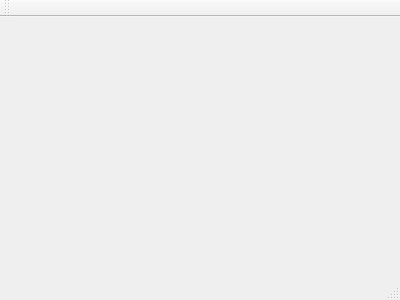
Old version of the form JACO_GUI/jaco_kinova.ui in the repository StephenAlexanderLee/UEIL_Kinova_JACOv2.
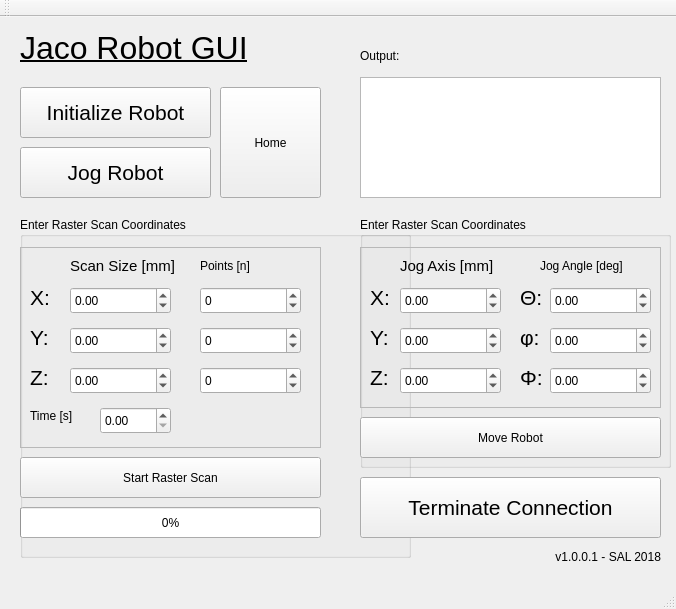
New version of the form.

Patch:
```diff
--- a/JACO_GUI/jaco_kinova.ui
+++ b/JACO_GUI/jaco_kinova.ui
@@ -1,24 +1,764 @@
 <ui version="4.0">
  <class>jaco_kinova</class>
- <widget class="QMainWindow" name="jaco_kinova" >
-  <property name="geometry" >
+ <widget class="QMainWindow" name="jaco_kinova">
+  <property name="geometry">
    <rect>
     <x>0</x>
     <y>0</y>
-    <width>400</width>
-    <height>300</height>
+    <width>676</width>
+    <height>609</height>
    </rect>
   </property>
   <property name="windowTitle" >
    <string>jaco_kinova</string>
   </property>
-  <widget class="QMenuBar" name="menuBar" />
-  <widget class="QToolBar" name="mainToolBar" />
-  <widget class="QWidget" name="centralWidget" />
-  <widget class="QStatusBar" name="statusBar" />
+  <widget class="QWidget" name="centralWidget">
+   <widget class="QPushButton" name="pushButton">
+    <property name="geometry">
+     <rect>
+      <x>20</x>
+      <y>70</y>
+      <width>191</width>
+      <height>51</height>
+     </rect>
+    </property>
+    <property name="font">
+     <font>
+      <pointsize>16</pointsize>
+     </font>
+    </property>
+    <property name="text">
+     <string>Initialize Robot</string>
+    </property>
+   </widget>
+   <widget class="QLabel" name="label">
+    <property name="geometry">
+     <rect>
+      <x>20</x>
+      <y>10</y>
+      <width>281</width>
+      <height>41</height>
+     </rect>
+    </property>
+    <property name="font">
+     <font>
+      <pointsize>24</pointsize>
+      <underline>true</underline>
+     </font>
+    </property>
+    <property name="text">
+     <string>Jaco Robot GUI</string>
+    </property>
+   </widget>
+   <widget class="QGroupBox" name="groupBox">
+    <property name="geometry">
+     <rect>
+      <x>20</x>
+      <y>200</y>
+      <width>391</width>
+      <height>341</height>
+     </rect>
+    </property>
+    <property name="title">
+     <string>Enter Raster Scan Coordinates</string>
+    </property>
+    <widget class="QFrame" name="frame">
+     <property name="geometry">
+      <rect>
+       <x>0</x>
+       <y>30</y>
+       <width>301</width>
+       <height>201</height>
+      </rect>
+     </property>
+     <property name="frameShape">
+      <enum>QFrame::StyledPanel</enum>
+     </property>
+     <property name="frameShadow">
+      <enum>QFrame::Raised</enum>
+     </property>
+     <widget class="QDoubleSpinBox" name="x_size">
+      <property name="geometry">
+       <rect>
+        <x>50</x>
+        <y>40</y>
+        <width>101</width>
+        <height>27</height>
+       </rect>
+      </property>
+      <property name="minimum">
+       <double>-50.000000000000000</double>
+      </property>
+      <property name="maximum">
+       <double>50.000000000000000</double>
+      </property>
+      <property name="singleStep">
+       <double>0.010000000000000</double>
+      </property>
+      <property name="value">
+       <double>0.000000000000000</double>
+      </property>
+     </widget>
+     <widget class="QDoubleSpinBox" name="y_size">
+      <property name="geometry">
+       <rect>
+        <x>50</x>
+        <y>80</y>
+        <width>101</width>
+        <height>27</height>
+       </rect>
+      </property>
+      <property name="minimum">
+       <double>-50.000000000000000</double>
+      </property>
+      <property name="maximum">
+       <double>50.000000000000000</double>
+      </property>
+      <property name="singleStep">
+       <double>0.010000000000000</double>
+      </property>
+     </widget>
+     <widget class="QDoubleSpinBox" name="z_size">
+      <property name="geometry">
+       <rect>
+        <x>50</x>
+        <y>120</y>
+        <width>101</width>
+        <height>27</height>
+       </rect>
+      </property>
+      <property name="minimum">
+       <double>-50.000000000000000</double>
+      </property>
+      <property name="maximum">
+       <double>50.000000000000000</double>
+      </property>
+      <property name="singleStep">
+       <double>0.010000000000000</double>
+      </property>
+     </widget>
+     <widget class="QLabel" name="label_3">
+      <property name="geometry">
+       <rect>
+        <x>10</x>
+        <y>40</y>
+        <width>41</width>
+        <height>20</height>
+       </rect>
+      </property>
+      <property name="font">
+       <font>
+        <pointsize>16</pointsize>
+       </font>
+      </property>
+      <property name="text">
+       <string>X:</string>
+      </property>
+     </widget>
+     <widget class="QLabel" name="label_4">
+      <property name="geometry">
+       <rect>
+        <x>50</x>
+        <y>10</y>
+        <width>151</width>
+        <height>17</height>
+       </rect>
+      </property>
+      <property name="font">
+       <font>
+        <pointsize>11</pointsize>
+       </font>
+      </property>
+      <property name="text">
+       <string>Scan Size [mm]</string>
+      </property>
+     </widget>
+     <widget class="QLabel" name="label_5">
+      <property name="geometry">
+       <rect>
+        <x>180</x>
+        <y>10</y>
+        <width>111</width>
+        <height>17</height>
+       </rect>
+      </property>
+      <property name="text">
+       <string>Points [n]</string>
+      </property>
+     </widget>
+     <widget class="QDoubleSpinBox" name="x_step">
+      <property name="geometry">
+       <rect>
+        <x>180</x>
+        <y>40</y>
+        <width>101</width>
+        <height>27</height>
+       </rect>
+      </property>
+      <property name="decimals">
+       <number>0</number>
+      </property>
+      <property name="minimum">
+       <double>-100.000000000000000</double>
+      </property>
+      <property name="maximum">
+       <double>100.000000000000000</double>
+      </property>
+      <property name="singleStep">
+       <double>1.000000000000000</double>
+      </property>
+      <property name="value">
+       <double>0.000000000000000</double>
+      </property>
+     </widget>
+     <widget class="QDoubleSpinBox" name="y_step">
+      <property name="geometry">
+       <rect>
+        <x>180</x>
+        <y>80</y>
+        <width>101</width>
+        <height>27</height>
+       </rect>
+      </property>
+      <property name="decimals">
+       <number>0</number>
+      </property>
+      <property name="minimum">
+       <double>-100.000000000000000</double>
+      </property>
+      <property name="maximum">
+       <double>100.000000000000000</double>
+      </property>
+      <property name="singleStep">
+       <double>1.000000000000000</double>
+      </property>
+     </widget>
+     <widget class="QDoubleSpinBox" name="z_step">
+      <property name="geometry">
+       <rect>
+        <x>180</x>
+        <y>120</y>
+        <width>101</width>
+        <height>27</height>
+       </rect>
+      </property>
+      <property name="decimals">
+       <number>0</number>
+      </property>
+      <property name="minimum">
+       <double>-100.000000000000000</double>
+      </property>
+      <property name="maximum">
+       <double>100.000000000000000</double>
+      </property>
+      <property name="singleStep">
+       <double>1.000000000000000</double>
+      </property>
+     </widget>
+     <widget class="QLabel" name="label_6">
+      <property name="geometry">
+       <rect>
+        <x>10</x>
+        <y>80</y>
+        <width>41</width>
+        <height>20</height>
+       </rect>
+      </property>
+      <property name="font">
+       <font>
+        <pointsize>16</pointsize>
+       </font>
+      </property>
+      <property name="text">
+       <string>Y:</string>
+      </property>
+     </widget>
+     <widget class="QLabel" name="label_7">
+      <property name="geometry">
+       <rect>
+        <x>10</x>
+        <y>120</y>
+        <width>41</width>
+        <height>20</height>
+       </rect>
+      </property>
+      <property name="font">
+       <font>
+        <pointsize>16</pointsize>
+       </font>
+      </property>
+      <property name="text">
+       <string>Z:</string>
+      </property>
+     </widget>
+     <widget class="QDoubleSpinBox" name="time_bt">
+      <property name="geometry">
+       <rect>
+        <x>80</x>
+        <y>160</y>
+        <width>71</width>
+        <height>27</height>
+       </rect>
+      </property>
+      <property name="singleStep">
+       <double>0.100000000000000</double>
+      </property>
+     </widget>
+     <widget class="QLabel" name="label_22">
+      <property name="geometry">
+       <rect>
+        <x>10</x>
+        <y>160</y>
+        <width>67</width>
+        <height>17</height>
+       </rect>
+      </property>
+      <property name="text">
+       <string>Time [s]</string>
+      </property>
+     </widget>
+    </widget>
+    <widget class="QPushButton" name="pushButton_2">
+     <property name="geometry">
+      <rect>
+       <x>0</x>
+       <y>240</y>
+       <width>301</width>
+       <height>41</height>
+      </rect>
+     </property>
+     <property name="text">
+      <string>Start Raster Scan</string>
+     </property>
+    </widget>
+    <widget class="QProgressBar" name="progressBar">
+     <property name="geometry">
+      <rect>
+       <x>0</x>
+       <y>290</y>
+       <width>301</width>
+       <height>31</height>
+      </rect>
+     </property>
+     <property name="value">
+      <number>0</number>
+     </property>
+    </widget>
+   </widget>
+   <widget class="QTextEdit" name="textEdit">
+    <property name="geometry">
+     <rect>
+      <x>360</x>
+      <y>60</y>
+      <width>301</width>
+      <height>121</height>
+     </rect>
+    </property>
+   </widget>
+   <widget class="QLabel" name="label_2">
+    <property name="geometry">
+     <rect>
+      <x>360</x>
+      <y>30</y>
+      <width>67</width>
+      <height>17</height>
+     </rect>
+    </property>
+    <property name="text">
+     <string>Output:</string>
+    </property>
+   </widget>
+   <widget class="QLabel" name="label_8">
+    <property name="geometry">
+     <rect>
+      <x>310</x>
+      <y>530</y>
+      <width>351</width>
+      <height>20</height>
+     </rect>
+    </property>
+    <property name="text">
+     <string>v1.0.0.1 - SAL 2018</string>
+    </property>
+    <property name="alignment">
+     <set>Qt::AlignRight|Qt::AlignTrailing|Qt::AlignVCenter</set>
+    </property>
+   </widget>
+   <widget class="QPushButton" name="pushButton_3">
+    <property name="geometry">
+     <rect>
+      <x>360</x>
+      <y>460</y>
+      <width>301</width>
+      <height>61</height>
+     </rect>
+    </property>
+    <property name="font">
+     <font>
+      <pointsize>16</pointsize>
+     </font>
+    </property>
+    <property name="text">
+     <string>Terminate Connection</string>
+    </property>
+   </widget>
+   <widget class="QPushButton" name="pushButton_4">
+    <property name="geometry">
+     <rect>
+      <x>20</x>
+      <y>130</y>
+      <width>191</width>
+      <height>51</height>
+     </rect>
+    </property>
+    <property name="font">
+     <font>
+      <pointsize>16</pointsize>
+     </font>
+    </property>
+    <property name="text">
+     <string>Jog Robot</string>
+    </property>
+    <property name="checkable">
+     <bool>true</bool>
+    </property>
+   </widget>
+   <widget class="QPushButton" name="pushButton_5">
+    <property name="geometry">
+     <rect>
+      <x>220</x>
+      <y>70</y>
+      <width>101</width>
+      <height>111</height>
+     </rect>
+    </property>
+    <property name="text">
+     <string>Home</string>
+    </property>
+   </widget>
+   <widget class="QGroupBox" name="groupBox_2">
+    <property name="geometry">
+     <rect>
+      <x>360</x>
+      <y>200</y>
+      <width>311</width>
+      <height>251</height>
+     </rect>
+    </property>
+    <property name="title">
+     <string>Enter Raster Scan Coordinates</string>
+    </property>
+    <widget class="QFrame" name="frame_2">
+     <property name="geometry">
+      <rect>
+       <x>0</x>
+       <y>30</y>
+       <width>301</width>
+       <height>161</height>
+      </rect>
+     </property>
+     <property name="frameShape">
+      <enum>QFrame::StyledPanel</enum>
+     </property>
+     <property name="frameShadow">
+      <enum>QFrame::Raised</enum>
+     </property>
+     <widget class="QDoubleSpinBox" name="x_jog">
+      <property name="geometry">
+       <rect>
+        <x>40</x>
+        <y>40</y>
+        <width>101</width>
+        <height>27</height>
+       </rect>
+      </property>
+      <property name="minimum">
+       <double>-50.000000000000000</double>
+      </property>
+      <property name="maximum">
+       <double>50.000000000000000</double>
+      </property>
+      <property name="singleStep">
+       <double>0.010000000000000</double>
+      </property>
+      <property name="value">
+       <double>0.000000000000000</double>
+      </property>
+     </widget>
+     <widget class="QDoubleSpinBox" name="y_jog">
+      <property name="geometry">
+       <rect>
+        <x>40</x>
+        <y>80</y>
+        <width>101</width>
+        <height>27</height>
+       </rect>
+      </property>
+      <property name="minimum">
+       <double>-50.000000000000000</double>
+      </property>
+      <property name="maximum">
+       <double>50.000000000000000</double>
+      </property>
+      <property name="singleStep">
+       <double>0.010000000000000</double>
+      </property>
+     </widget>
+     <widget class="QDoubleSpinBox" name="z_jog">
+      <property name="geometry">
+       <rect>
+        <x>40</x>
+        <y>120</y>
+        <width>101</width>
+        <height>27</height>
+       </rect>
+      </property>
+      <property name="minimum">
+       <double>-50.000000000000000</double>
+      </property>
+      <property name="maximum">
+       <double>50.000000000000000</double>
+      </property>
+      <property name="singleStep">
+       <double>0.010000000000000</double>
+      </property>
+     </widget>
+     <widget class="QLabel" name="label_9">
+      <property name="geometry">
+       <rect>
+        <x>10</x>
+        <y>40</y>
+        <width>41</width>
+        <height>20</height>
+       </rect>
+      </property>
+      <property name="font">
+       <font>
+        <pointsize>16</pointsize>
+       </font>
+      </property>
+      <property name="text">
+       <string>X:</string>
+      </property>
+     </widget>
+     <widget class="QLabel" name="label_10">
+      <property name="geometry">
+       <rect>
+        <x>40</x>
+        <y>10</y>
+        <width>151</width>
+        <height>17</height>
+       </rect>
+      </property>
+      <property name="font">
+       <font>
+        <pointsize>11</pointsize>
+       </font>
+      </property>
+      <property name="text">
+       <string>Jog Axis [mm]</string>
+      </property>
+     </widget>
+     <widget class="QLabel" name="label_11">
+      <property name="geometry">
+       <rect>
+        <x>180</x>
+        <y>10</y>
+        <width>111</width>
+        <height>17</height>
+       </rect>
+      </property>
+      <property name="text">
+       <string>Jog Angle [deg]</string>
+      </property>
+     </widget>
+     <widget class="QDoubleSpinBox" name="theta">
+      <property name="geometry">
+       <rect>
+        <x>190</x>
+        <y>40</y>
+        <width>101</width>
+        <height>27</height>
+       </rect>
+      </property>
+      <property name="minimum">
+       <double>-90.000000000000000</double>
+      </property>
+      <property name="maximum">
+       <double>90.000000000000000</double>
+      </property>
+      <property name="singleStep">
+       <double>1.000000000000000</double>
+      </property>
+      <property name="value">
+       <double>0.000000000000000</double>
+      </property>
+     </widget>
+     <widget class="QDoubleSpinBox" name="phi">
+      <property name="geometry">
+       <rect>
+        <x>190</x>
+        <y>80</y>
+        <width>101</width>
+        <height>27</height>
+       </rect>
+      </property>
+      <property name="minimum">
+       <double>-90.000000000000000</double>
+      </property>
+      <property name="maximum">
+       <double>90.000000000000000</double>
+      </property>
+      <property name="singleStep">
+       <double>1.000000000000000</double>
+      </property>
+     </widget>
+     <widget class="QDoubleSpinBox" name="psi">
+      <property name="geometry">
+       <rect>
+        <x>190</x>
+        <y>120</y>
+        <width>101</width>
+        <height>27</height>
+       </rect>
+      </property>
+      <property name="minimum">
+       <double>-90.000000000000000</double>
+      </property>
+      <property name="maximum">
+       <double>90.000000000000000</double>
+      </property>
+      <property name="singleStep">
+       <double>1.000000000000000</double>
+      </property>
+     </widget>
+     <widget class="QLabel" name="label_12">
+      <property name="geometry">
+       <rect>
+        <x>10</x>
+        <y>80</y>
+        <width>41</width>
+        <height>20</height>
+       </rect>
+      </property>
+      <property name="font">
+       <font>
+        <pointsize>16</pointsize>
+       </font>
+      </property>
+      <property name="text">
+       <string>Y:</string>
+      </property>
+     </widget>
+     <widget class="QLabel" name="label_13">
+      <property name="geometry">
+       <rect>
+        <x>10</x>
+        <y>120</y>
+        <width>41</width>
+        <height>20</height>
+       </rect>
+      </property>
+      <property name="font">
+       <font>
+        <pointsize>16</pointsize>
+       </font>
+      </property>
+      <property name="text">
+       <string>Z:</string>
+      </property>
+     </widget>
+     <widget class="QLabel" name="label_19">
+      <property name="geometry">
+       <rect>
+        <x>160</x>
+        <y>120</y>
+        <width>41</width>
+        <height>20</height>
+       </rect>
+      </property>
+      <property name="font">
+       <font>
+        <pointsize>16</pointsize>
+       </font>
+      </property>
+      <property name="text">
+       <string>Φ:</string>
+      </property>
+     </widget>
+     <widget class="QLabel" name="label_20">
+      <property name="geometry">
+       <rect>
+        <x>160</x>
+        <y>80</y>
+        <width>41</width>
+        <height>20</height>
+       </rect>
+      </property>
+      <property name="font">
+       <font>
+        <pointsize>16</pointsize>
+       </font>
+      </property>
+      <property name="text">
+       <string>φ:</string>
+      </property>
+     </widget>
+     <widget class="QLabel" name="label_21">
+      <property name="geometry">
+       <rect>
+        <x>160</x>
+        <y>40</y>
+        <width>41</width>
+        <height>20</height>
+       </rect>
+      </property>
+      <property name="font">
+       <font>
+        <pointsize>16</pointsize>
+       </font>
+      </property>
+      <property name="text">
+       <string>Θ:</string>
+      </property>
+     </widget>
+    </widget>
+    <widget class="QPushButton" name="pushButton_10">
+     <property name="geometry">
+      <rect>
+       <x>0</x>
+       <y>200</y>
+       <width>301</width>
+       <height>41</height>
+      </rect>
+     </property>
+     <property name="text">
+      <string>Move Robot</string>
+     </property>
+    </widget>
+   </widget>
+  </widget>
+  <widget class="QMenuBar" name="menuBar">
+   <property name="geometry">
+    <rect>
+     <x>0</x>
+     <y>0</y>
+     <width>676</width>
+     <height>23</height>
+    </rect>
+   </property>
+  </widget>
+  <widget class="QToolBar" name="mainToolBar">
+   <attribute name="toolBarArea">
+    <enum>TopToolBarArea</enum>
+   </attribute>
+   <attribute name="toolBarBreak">
+    <bool>false</bool>
+   </attribute>
+  </widget>
+  <widget class="QStatusBar" name="statusBar"/>
  </widget>
- <layoutDefault spacing="6" margin="11" />
- <pixmapfunction></pixmapfunction>
+ <layoutdefault spacing="6" margin="11"/>
  <resources/>
  <connections/>
 </ui>
```
Left out of the diff: 22 changed lines with no effect on the pictures.
